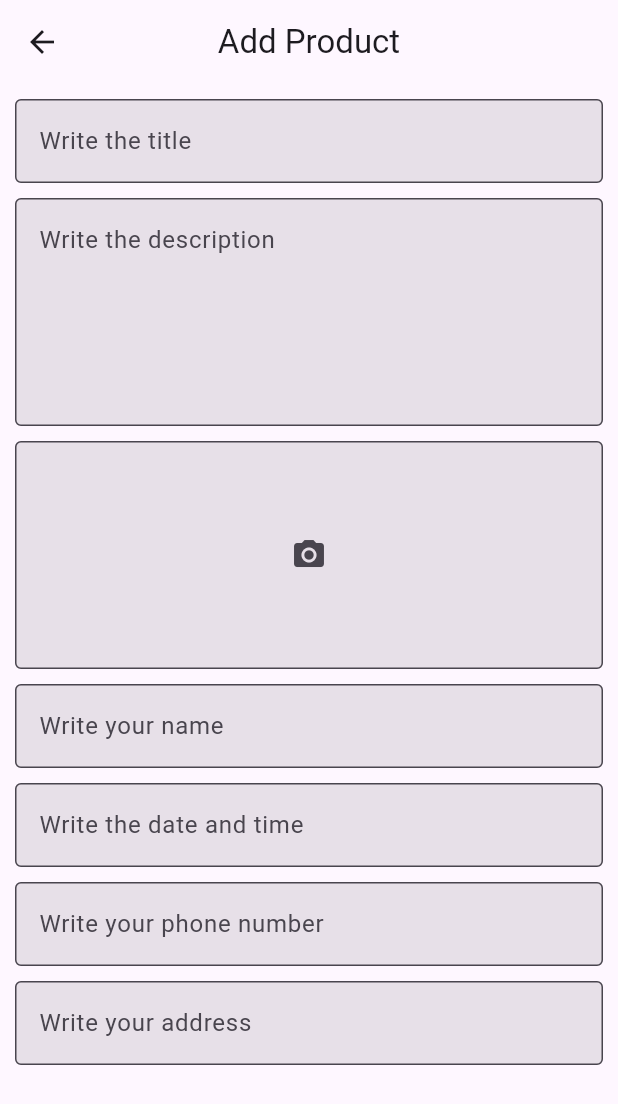
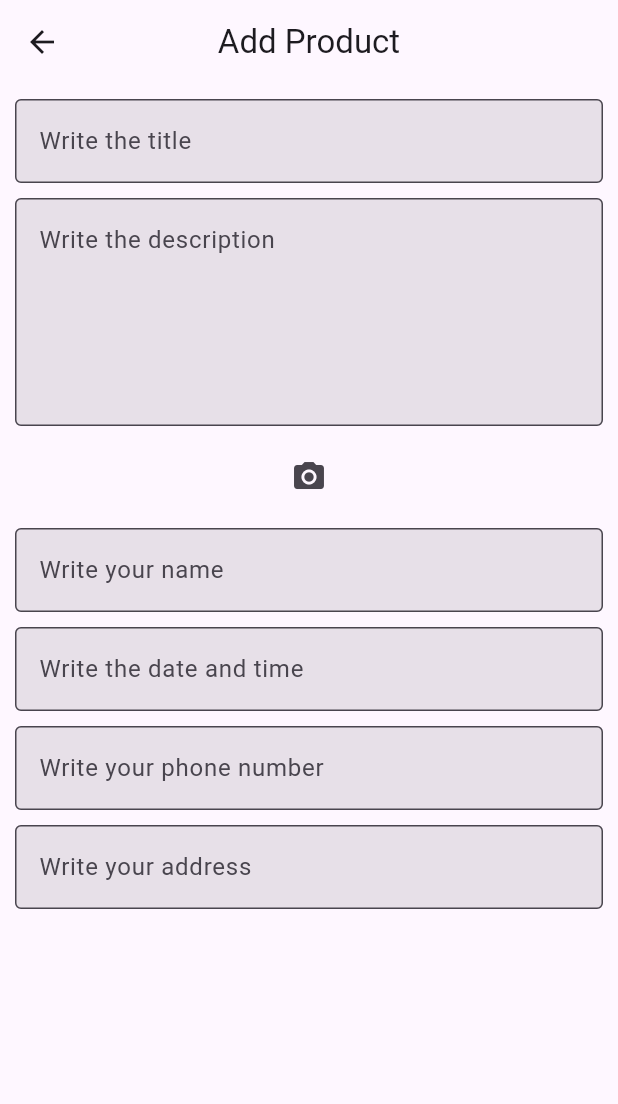
Before and after one commit to tynchtykestebes/Advertisement, a Flutter app: the AddProduct screen opened directly, on a phone screen of 412 x 824 dp. Shown: the top 1104 px of the screen. Run offline on Flutter 3.47's test engine with Material 2 defaults, Android fonts, the phone set to English and light mode, and no system bars; our stand-ins replace firebase_core, image_picker; accounts and stored records are empty.

```diff
--- a/lib/add_product/add_product.dart
+++ b/lib/add_product/add_product.dart
@@ -1,9 +1,12 @@
+import 'dart:io';
+
 import 'package:advertisement/components/custom_text_field.dart';
 import 'package:advertisement/constants/app_size.dart';
 import 'package:flutter/material.dart';
+import 'package:image_picker/image_picker.dart';
 
 class AddProduct extends StatefulWidget {
-  const AddProduct({super.key});
+  const AddProduct({Key? key}) : super(key: key);
 
   @override
   State<AddProduct> createState() => _AddProductState();
@@ -16,6 +19,18 @@ class _AddProductState extends State<AddProduct> {
   final _dateTime = TextEditingController();
   final _phoneNumber = TextEditingController();
   final _address = TextEditingController();
+
+  List<File> _selectedImages = [];
+
+  Future<void> _pickImagesFromGallery() async {
+    final picker = ImagePicker();
+    final pickedImages = await picker.pickMultiImage();
+
+    setState(() {
+      _selectedImages = pickedImages.map((pickedImage) => File(pickedImage.path)).toList();
+    });
+  }
+
   @override
   Widget build(BuildContext context) {
     return Scaffold(
@@ -38,16 +53,18 @@ class _AddProductState extends State<AddProduct> {
               hintText: 'Write the description',
             ),
             AppSize.height10,
-            CustomTextField(
-              prefixIcon: Center(
-                child: IconButton(
-                  onPressed: () {},
-                  icon: const Icon(Icons.photo_camera),
-                ),
+            if (_selectedImages.isNotEmpty)
+              Column(
+                children: [
+                  for (final imageFile in _selectedImages)
+                    Image.file(imageFile),
+                ],
+              )
+            else
+              IconButton(
+                onPressed: _pickImagesFromGallery,
+                icon: const Icon(Icons.photo_camera),
               ),
-              maxLines: 5,
-              controller: _description,
-            ),
             AppSize.height10,
             CustomTextField(
               controller: _name,
--- a/pubspec.yaml
+++ b/pubspec.yaml
@@ -39,6 +39,7 @@ dependencies:
   firebase_core: ^2.15.0
   cloud_firestore: ^4.8.3
   firebase_storage: ^11.2.5
+  image_picker: ^1.0.1
 
 dev_dependencies:
   flutter_test:
```
Also changed, not shown: pubspec.lock, 8 other files.
